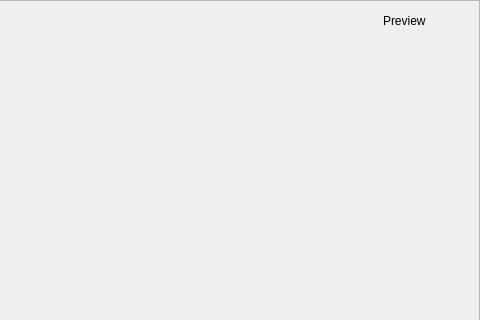
Old version of the form resources/form_editor_widget.ui in the repository lesca-research/piccel; both pictures show x 466 to 946 and y 0 to 320 of the 946 by 718 pixel window.
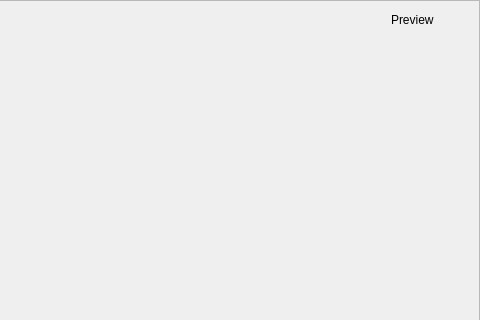
New version of the form.

Commit message: Allow sheet plugin to be invalid. Add warnings about it in UI. Add workbook color. Better tab management. Improve selector startup screen and access screen. Form editor: Add edition of generator property, add other choice. Improve handling of dashboard errors. Improve icons and UI.

```diff
--- a/resources/form_editor_widget.ui
+++ b/resources/form_editor_widget.ui
@@ -120,9 +120,27 @@
           </item>
           <item>
            <widget class="QPushButton" name="button_preview_mode">
+            <property name="sizePolicy">
+             <sizepolicy hsizetype="Preferred" vsizetype="Preferred">
+              <horstretch>0</horstretch>
+              <verstretch>0</verstretch>
+             </sizepolicy>
+            </property>
+            <property name="styleSheet">
+             <string notr="true">background-color: rgba(255, 255, 255, 0);
+border: none;
+margin: 0px;
+padding: 0px;</string>
+            </property>
             <property name="text">
              <string/>
             </property>
+            <property name="iconSize">
+             <size>
+              <width>63</width>
+              <height>30</height>
+             </size>
+            </property>
             <property name="checkable">
              <bool>true</bool>
             </property>
```
The commit also changes 24 other files.
